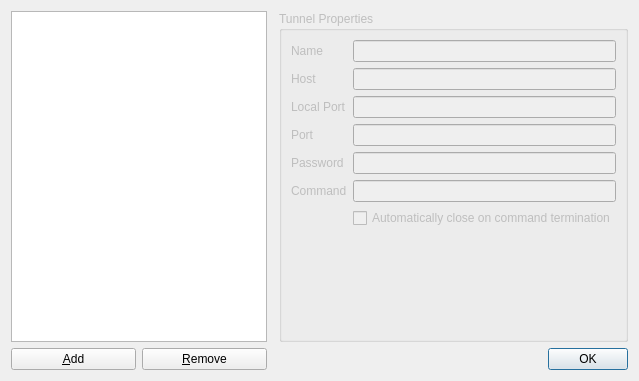
Qt form src/tunneldialog.ui (mtorromeo/iosshy) before a commit.
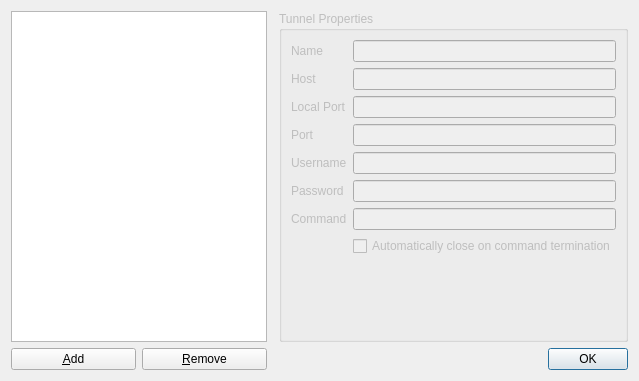
The same form after that commit. Icons and pictures are not drawn.

Commit message: Added missing username in the interface

Diff of the .ui file:
```diff
--- a/src/tunneldialog.ui
+++ b/src/tunneldialog.ui
@@ -102,7 +102,7 @@
         </property>
        </widget>
       </item>
-      <item row="4" column="0">
+      <item row="5" column="0">
        <widget class="QLabel" name="lblPassword">
         <property name="text">
          <string>Password</string>
@@ -112,14 +112,14 @@
         </property>
        </widget>
       </item>
-      <item row="4" column="1">
+      <item row="5" column="1">
        <widget class="QLineEdit" name="txtPassword">
         <property name="echoMode">
          <enum>QLineEdit::Password</enum>
         </property>
        </widget>
       </item>
-      <item row="5" column="0">
+      <item row="6" column="0">
        <widget class="QLabel" name="lblCommand">
         <property name="text">
          <string>Command</string>
@@ -129,16 +129,29 @@
         </property>
        </widget>
       </item>
-      <item row="5" column="1">
-       <widget class="QLineEdit" name="txtCommand"/>
-      </item>
       <item row="6" column="1">
+       <widget class="QLineEdit" name="txtCommand"/>
+      </item>
+      <item row="7" column="1">
        <widget class="QCheckBox" name="chkCloseOnTerm">
         <property name="text">
          <string>Automatically close on command termination</string>
         </property>
        </widget>
       </item>
+      <item row="4" column="1">
+       <widget class="QLineEdit" name="txtUsername"/>
+      </item>
+      <item row="4" column="0">
+       <widget class="QLabel" name="lblUsername">
+        <property name="text">
+         <string>Username</string>
+        </property>
+        <property name="buddy">
+         <cstring>txtUsername</cstring>
+        </property>
+       </widget>
+      </item>
      </layout>
     </widget>
    </item>
```
Left out of the diff: 16 changed lines with no effect on the pictures. The commit also changes 1 other file.
